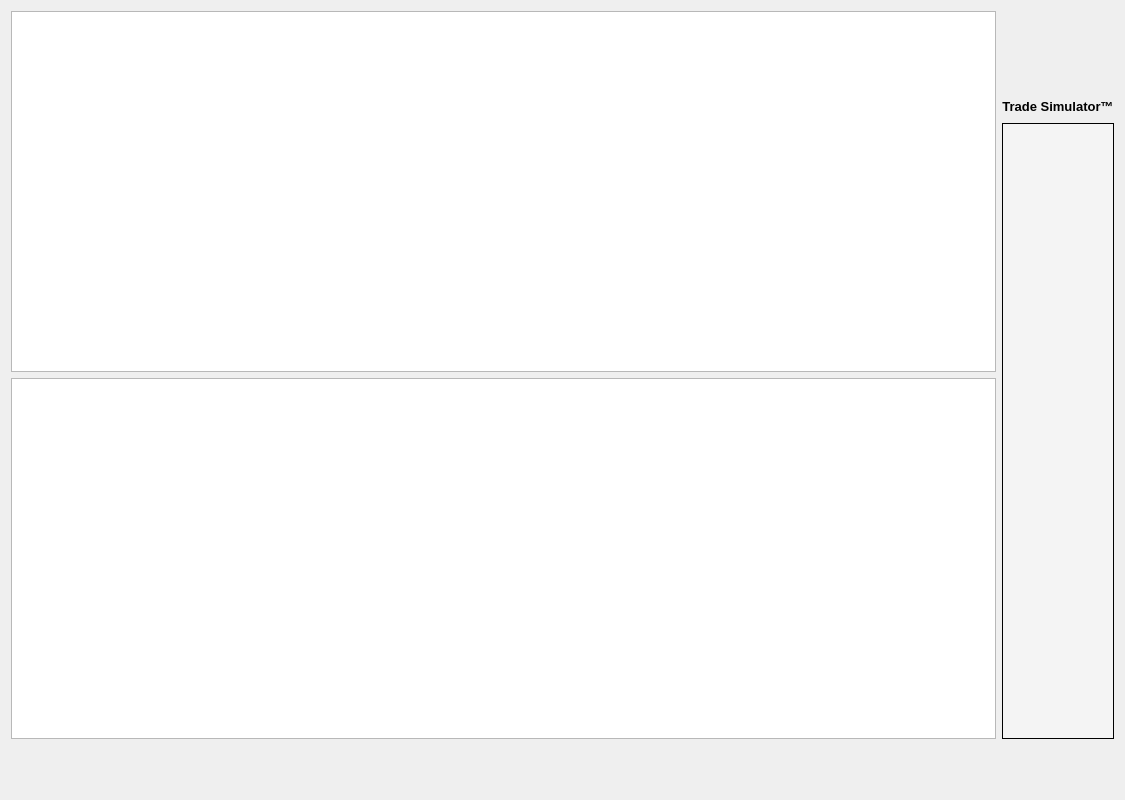
mobeigi/Algorithmic-Trading, file GUI_Mohammad_Trade_Simulator/tradesimulator.ui: the form before one commit.
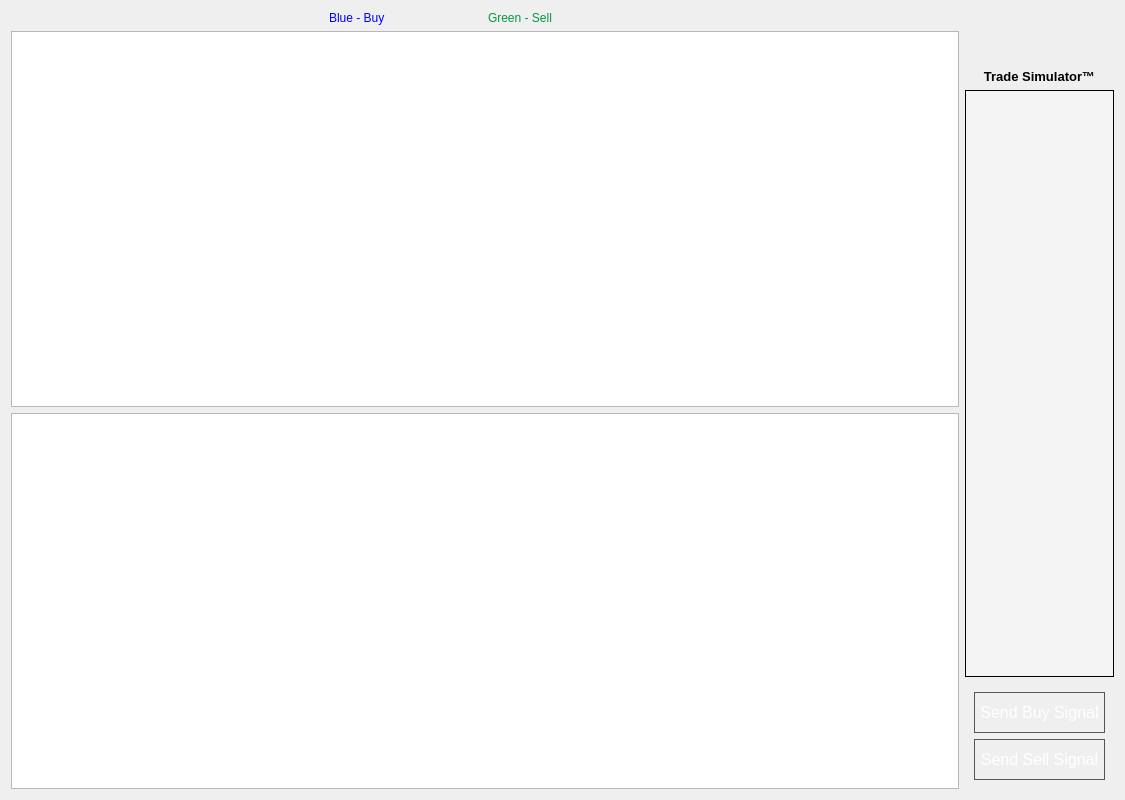
The form after the commit. Icons and pictures are not drawn.

Commit message: Fix Simulator layout and add action buttons

Patch:
```diff
--- a/GUI_Mohammad_Trade_Simulator/tradesimulator.ui
+++ b/GUI_Mohammad_Trade_Simulator/tradesimulator.ui
@@ -22,8 +22,54 @@
      <item>
       <layout class="QVBoxLayout" name="LeftPanel">
        <property name="bottomMargin">
-        <number>50</number>
+        <number>0</number>
        </property>
+       <item>
+        <layout class="QHBoxLayout" name="horizontalLayout_3">
+         <item>
+          <widget class="QLabel" name="label_6">
+           <property name="text">
+            <string/>
+           </property>
+          </widget>
+         </item>
+         <item>
+          <widget class="QLabel" name="label_5">
+           <property name="text">
+            <string/>
+           </property>
+          </widget>
+         </item>
+         <item>
+          <widget class="QLabel" name="label">
+           <property name="text">
+            <string>&lt;span style=&quot;color:blue&quot;&gt;Blue - Buy&lt;/span&gt;</string>
+           </property>
+          </widget>
+         </item>
+         <item>
+          <widget class="QLabel" name="label_2">
+           <property name="text">
+            <string>&lt;html&gt;&lt;head/&gt;&lt;body&gt;&lt;p&gt;&lt;span style=&quot; color:#009940;&quot;&gt;Green - Sell&lt;/span&gt;&lt;/p&gt;&lt;/body&gt;&lt;/html&gt;</string>
+           </property>
+          </widget>
+         </item>
+         <item>
+          <widget class="QLabel" name="label_4">
+           <property name="text">
+            <string/>
+           </property>
+          </widget>
+         </item>
+         <item>
+          <widget class="QLabel" name="label_3">
+           <property name="text">
+            <string/>
+           </property>
+          </widget>
+         </item>
+        </layout>
+       </item>
        <item>
         <widget class="QTableWidget" name="tradeSimulator_returnsAnalysis">
          <property name="sortingEnabled">
@@ -39,40 +85,74 @@
      <item>
       <layout class="QVBoxLayout" name="RightPanel">
        <property name="bottomMargin">
-        <number>50</number>
+        <number>0</number>
        </property>
        <item>
-        <widget class="QLabel" name="logo">
-         <property name="sizePolicy">
-          <sizepolicy hsizetype="Preferred" vsizetype="Preferred">
-           <horstretch>0</horstretch>
-           <verstretch>0</verstretch>
-          </sizepolicy>
+        <spacer name="logoVerticalSpacer">
+         <property name="orientation">
+          <enum>Qt::Vertical</enum>
          </property>
+         <property name="sizeType">
+          <enum>QSizePolicy::Fixed</enum>
+         </property>
+         <property name="sizeHint" stdset="0">
+          <size>
+           <width>20</width>
+           <height>20</height>
+          </size>
+         </property>
+        </spacer>
+       </item>
+       <item>
+        <widget class="QWidget" name="horizontalWidget" native="true">
          <property name="maximumSize">
           <size>
-           <width>300</width>
+           <width>16777215</width>
            <height>80</height>
           </size>
          </property>
-         <property name="styleSheet">
-          <string notr="true"/>
-         </property>
-         <property name="text">
-          <string/>
-         </property>
-         <property name="pixmap">
-          <pixmap resource="resources.qrc">:/images/resources/logo.png</pixmap>
-         </property>
-         <property name="scaledContents">
-          <bool>true</bool>
-         </property>
-         <property name="alignment">
-          <set>Qt::AlignCenter</set>
-         </property>
-         <property name="wordWrap">
-          <bool>false</bool>
-         </property>
+         <layout class="QHBoxLayout" name="logoLayout">
+          <property name="sizeConstraint">
+           <enum>QLayout::SetFixedSize</enum>
+          </property>
+          <item>
+           <widget class="QLabel" name="logo">
+            <property name="sizePolicy">
+             <sizepolicy hsizetype="Preferred" vsizetype="Fixed">
+              <horstretch>0</horstretch>
+              <verstretch>0</verstretch>
+             </sizepolicy>
+            </property>
+            <property name="maximumSize">
+             <size>
+              <width>300</width>
+              <height>80</height>
+             </size>
+            </property>
+            <property name="styleSheet">
+             <string notr="true"/>
+            </property>
+            <property name="text">
+             <string/>
+            </property>
+            <property name="pixmap">
+             <pixmap resource="resources.qrc">:/images/resources/logo.png</pixmap>
+            </property>
+            <property name="scaledContents">
+             <bool>true</bool>
+            </property>
+            <property name="alignment">
+             <set>Qt::AlignCenter</set>
+            </property>
+            <property name="wordWrap">
+             <bool>false</bool>
+            </property>
+            <property name="margin">
+             <number>0</number>
+            </property>
+           </widget>
+          </item>
+         </layout>
         </widget>
        </item>
        <item>
@@ -93,6 +173,18 @@
        </item>
        <item>
         <widget class="QFrame" name="SummaryBox">
+         <property name="sizePolicy">
+          <sizepolicy hsizetype="Preferred" vsizetype="MinimumExpanding">
+           <horstretch>0</horstretch>
+           <verstretch>0</verstretch>
+          </sizepolicy>
+         </property>
+         <property name="minimumSize">
+          <size>
+           <width>0</width>
+           <height>0</height>
+          </size>
+         </property>
          <property name="styleSheet">
           <string notr="true">background-color: rgb(244, 244, 244);
 border: 1px solid #000;</string>
@@ -105,6 +197,114 @@
          </property>
         </widget>
        </item>
+       <item>
+        <widget class="QWidget" name="verticalWidget" native="true">
+         <property name="minimumSize">
+          <size>
+           <width>0</width>
+           <height>0</height>
+          </size>
+         </property>
+         <property name="maximumSize">
+          <size>
+           <width>16777215</width>
+           <height>120</height>
+          </size>
+         </property>
+         <layout class="QVBoxLayout" name="Buttons">
+          <item>
+           <widget class="QPushButton" name="analysisExecuteButton_2">
+            <property name="toolTip">
+             <string>&lt;html&gt;&lt;head/&gt;&lt;body&gt;&lt;p&gt;Send a BUY (B) signal at this moment in time.&lt;/p&gt;&lt;/body&gt;&lt;/html&gt;</string>
+            </property>
+            <property name="styleSheet">
+             <string notr="true">#TradeSimulator QPushButton {
+background: qradialgradient(cx: 0.3, cy: -0.4,
+fx: 0.3, fy: -0.4,
+radius: 1.35, stop: 0 #fff, stop: 1 #3498db);
+border: 1px solid #555;
+font-family: Arial;
+color: #ffffff;
+font-size: 16px;
+padding: 10px 5px 10px 5px;
+text-decoration: none;
+}
+
+#TradeSimulator QPushButton:hover {
+background: qradialgradient(cx: 0.3, cy: -0.4,
+fx: 0.3, fy: -0.4,
+radius: 1.35, stop: 0 #fff, stop: 1 #3cb1ff);
+}
+
+#TradeSimulator QPushButton:pressed {
+background: qradialgradient(cx: 0.3, cy: -0.4,
+fx: 0.3, fy: -0.4,
+radius: 1.35, stop: 0 #fff, stop: 1 #3498db);
+}</string>
+            </property>
+            <property name="text">
+             <string>Send Buy Signal</string>
+            </property>
+            <property name="icon">
+             <iconset resource="resources.qrc">
+              <normaloff>:/images/resources/letterB.png</normaloff>:/images/resources/letterB.png</iconset>
+            </property>
+            <property name="iconSize">
+             <size>
+              <width>32</width>
+              <height>32</height>
+             </size>
+            </property>
+           </widget>
+          </item>
+          <item>
+           <widget class="QPushButton" name="analysisExecuteButton">
+            <property name="toolTip">
+             <string>&lt;html&gt;&lt;head/&gt;&lt;body&gt;&lt;p&gt;Send a SELL (S) signal at this moment in time.&lt;/p&gt;&lt;/body&gt;&lt;/html&gt;</string>
+            </property>
+            <property name="styleSheet">
+             <string notr="true">#TradeSimulator QPushButton {
+background: qradialgradient(cx: 0.3, cy: -0.4,
+fx: 0.3, fy: -0.4,
+radius: 1.35, stop: 0 #fff, stop: 1 #3498db);
+border: 1px solid #555;
+font-family: Arial;
+color: #ffffff;
+font-size: 16px;
+padding: 10px 5px 10px 5px;
+text-decoration: none;
+}
+
+#TradeSimulator QPushButton:hover {
+background: qradialgradient(cx: 0.3, cy: -0.4,
+fx: 0.3, fy: -0.4,
+radius: 1.35, stop: 0 #fff, stop: 1 #3cb1ff);
+}
+
+#TradeSimulator QPushButton:pressed {
+background: qradialgradient(cx: 0.3, cy: -0.4,
+fx: 0.3, fy: -0.4,
+radius: 1.35, stop: 0 #fff, stop: 1 #3498db);
+}</string>
+            </property>
+            <property name="text">
+             <string>Send Sell Signal</string>
+            </property>
+            <property name="icon">
+             <iconset resource="resources.qrc">
+              <normaloff>:/images/resources/letterS.png</normaloff>:/images/resources/letterS.png</iconset>
+            </property>
+            <property name="iconSize">
+             <size>
+              <width>32</width>
+              <height>32</height>
+             </size>
+            </property>
+           </widget>
+          </item>
+         </layout>
+        </widget>
+       </item>
       </layout>
      </item>
     </layout>
```
The commit also changes 4 other files.
